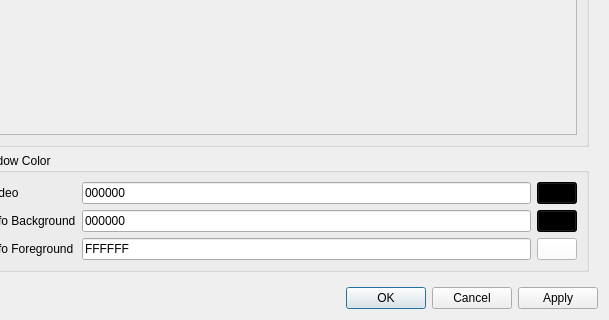
Old version of the form src/settingswindow.ui in the repository mpc-qt/mpc-qt; both pictures show x 287 to 896 and y 318 to 638 of the 896 by 638 pixel window.
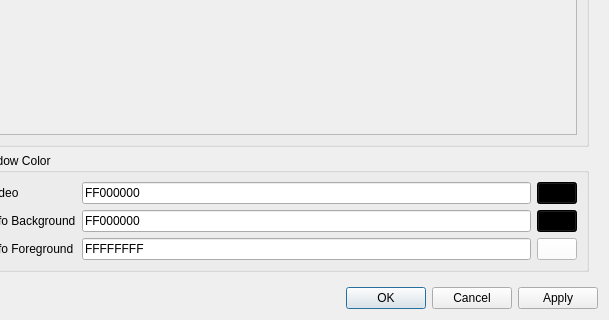
New version of the form. The open tabs and pages were chosen to show the change.

What changed in the file:
```diff
--- a/src/settingswindow.ui
+++ b/src/settingswindow.ui
@@ -759,10 +759,10 @@
                 <item>
                  <widget class="QLineEdit" name="windowVideoValue">
                   <property name="inputMask">
-                   <string>HHHHHH</string>
+                        <string notr="true">HHHHHHHH</string>
                   </property>
                   <property name="text">
-                   <string notr="true">000000</string>
+                        <string notr="true">FF000000</string>
                   </property>
                  </widget>
                 </item>
@@ -790,10 +790,10 @@
                 <item>
                  <widget class="QLineEdit" name="windowInfoBackgroundValue">
                   <property name="inputMask">
-                   <string>HHHHHH</string>
+                        <string notr="true">HHHHHHHH</string>
                   </property>
                   <property name="text">
-                   <string notr="true">000000</string>
+                        <string notr="true">FF000000</string>
                   </property>
                  </widget>
                 </item>
@@ -821,10 +821,10 @@
                 <item>
                  <widget class="QLineEdit" name="windowInfoForegroundValue">
                   <property name="inputMask">
-                   <string>HHHHHH</string>
+                        <string notr="true">HHHHHHHH</string>
                   </property>
                   <property name="text">
-                   <string notr="true">FFFFFF</string>
+                        <string notr="true">FFFFFFFF</string>
                   </property>
                  </widget>
                 </item>
```
Left out of the diff: 12 changed lines with no effect on the pictures. Lines whose indentation alone changed are shown as unchanged.
